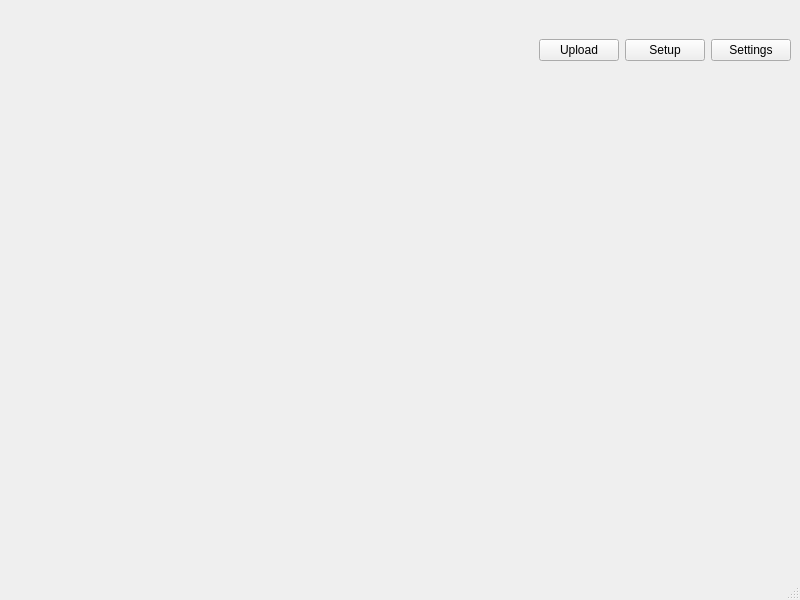
Above: Google-Drive-Client/mainwindow.ui from HishamLB/Encrypted-GDrive-Client before the change. Below: the same form after it.
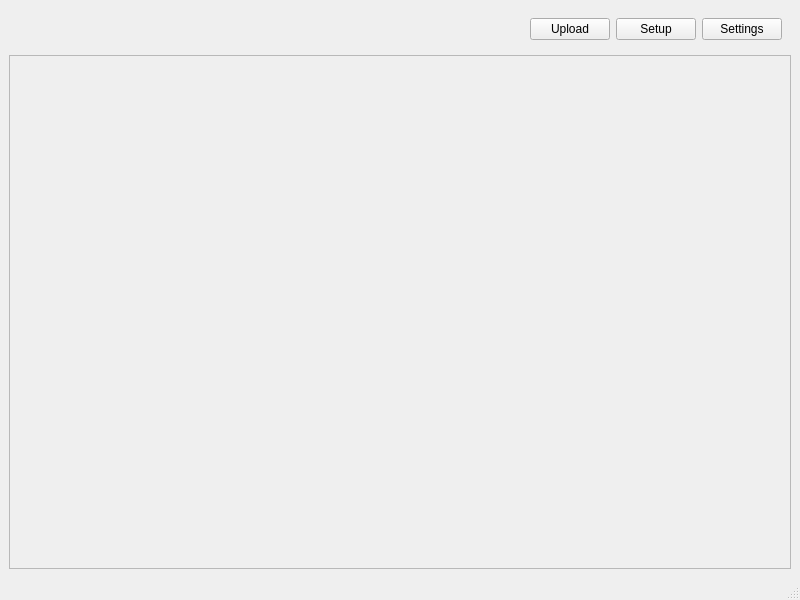
That is the form after the change.

Commit message: UI is now reactive, settings page looks a bit cleaner

The edit to the form file:
```diff
--- a/Google-Drive-Client/mainwindow.ui
+++ b/Google-Drive-Client/mainwindow.ui
@@ -14,28 +14,28 @@
    <string>MainWindow</string>
   </property>
   <widget class="QWidget" name="centralwidget">
+   <layout class="QVBoxLayout" name="verticalLayout">
+    <property name="leftMargin">
+     <number>0</number>
+    </property>
+    <property name="topMargin">
+     <number>0</number>
+    </property>
+    <property name="rightMargin">
+     <number>0</number>
+    </property>
+    <property name="bottomMargin">
+     <number>0</number>
+    </property>
+    <item>
    <widget class="QStackedWidget" name="stackedWidget">
-    <property name="geometry">
-     <rect>
-      <x>0</x>
-      <y>0</y>
-      <width>800</width>
-      <height>600</height>
-     </rect>
-    </property>
     <property name="currentIndex">
      <number>0</number>
     </property>
     <widget class="QWidget" name="page_main">
+       <layout class="QVBoxLayout" name="pageLayout">
+        <item>
      <widget class="QWidget" name="horizontalLayoutWidget">
-      <property name="geometry">
-       <rect>
-        <x>100</x>
-        <y>20</y>
-        <width>691</width>
-        <height>61</height>
-       </rect>
-      </property>
       <layout class="QHBoxLayout" name="horizontalLayout">
        <item>
         <spacer name="horizontalSpacer">
@@ -73,19 +73,22 @@
        </item>
       </layout>
      </widget>
+        </item>
+        <item>
+         <widget class="QScrollArea" name="scrollArea">
+          <property name="widgetResizable">
+           <bool>true</bool>
+          </property>
      <widget class="QWidget" name="gridLayoutWidget">
-      <property name="geometry">
-       <rect>
-        <x>90</x>
-        <y>140</y>
-        <width>651</width>
-        <height>401</height>
-       </rect>
-      </property>
       <layout class="QGridLayout" name="items"/>
      </widget>
     </widget>
-   </widget>
+        </item>
+       </layout>
+      </widget>
+     </widget>
+    </item>
+   </layout>
   </widget>
   <widget class="QMenuBar" name="menubar">
    <property name="geometry">
```
Lines whose indentation alone changed are shown as unchanged. The commit also changes 4 other files.
